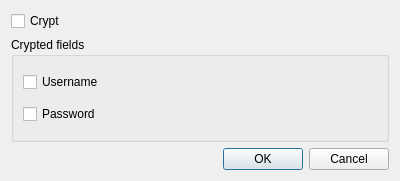
First picture: the form in src/forms/ExportDlg.ui, repository diorcety/KeePassX, before the edit.
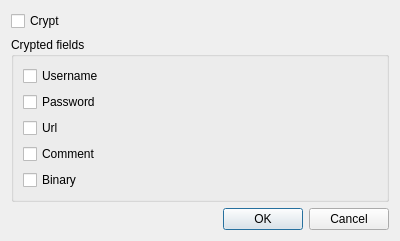
Second picture: the form after the edit.

Commit message: Add binary/comment/url field

```diff
--- a/src/forms/ExportDlg.ui
+++ b/src/forms/ExportDlg.ui
@@ -7,7 +7,7 @@
     <x>0</x>
     <y>0</y>
     <width>400</width>
-    <height>181</height>
+    <height>212</height>
    </rect>
   </property>
   <property name="windowTitle">
@@ -41,6 +41,27 @@
         </property>
        </widget>
       </item>
+      <item>
+       <widget class="QCheckBox" name="Check_Url">
+        <property name="text">
+         <string>Url</string>
+        </property>
+       </widget>
+      </item>
+      <item>
+       <widget class="QCheckBox" name="Check_Comment">
+        <property name="text">
+         <string>Comment</string>
+        </property>
+       </widget>
+      </item>
+      <item>
+       <widget class="QCheckBox" name="Check_Binary">
+        <property name="text">
+         <string>Binary</string>
+        </property>
+       </widget>
+      </item>
      </layout>
     </widget>
    </item>
```
Left out of the diff: 2 changed lines with no effect on the pictures. The commit also changes 6 other files.
